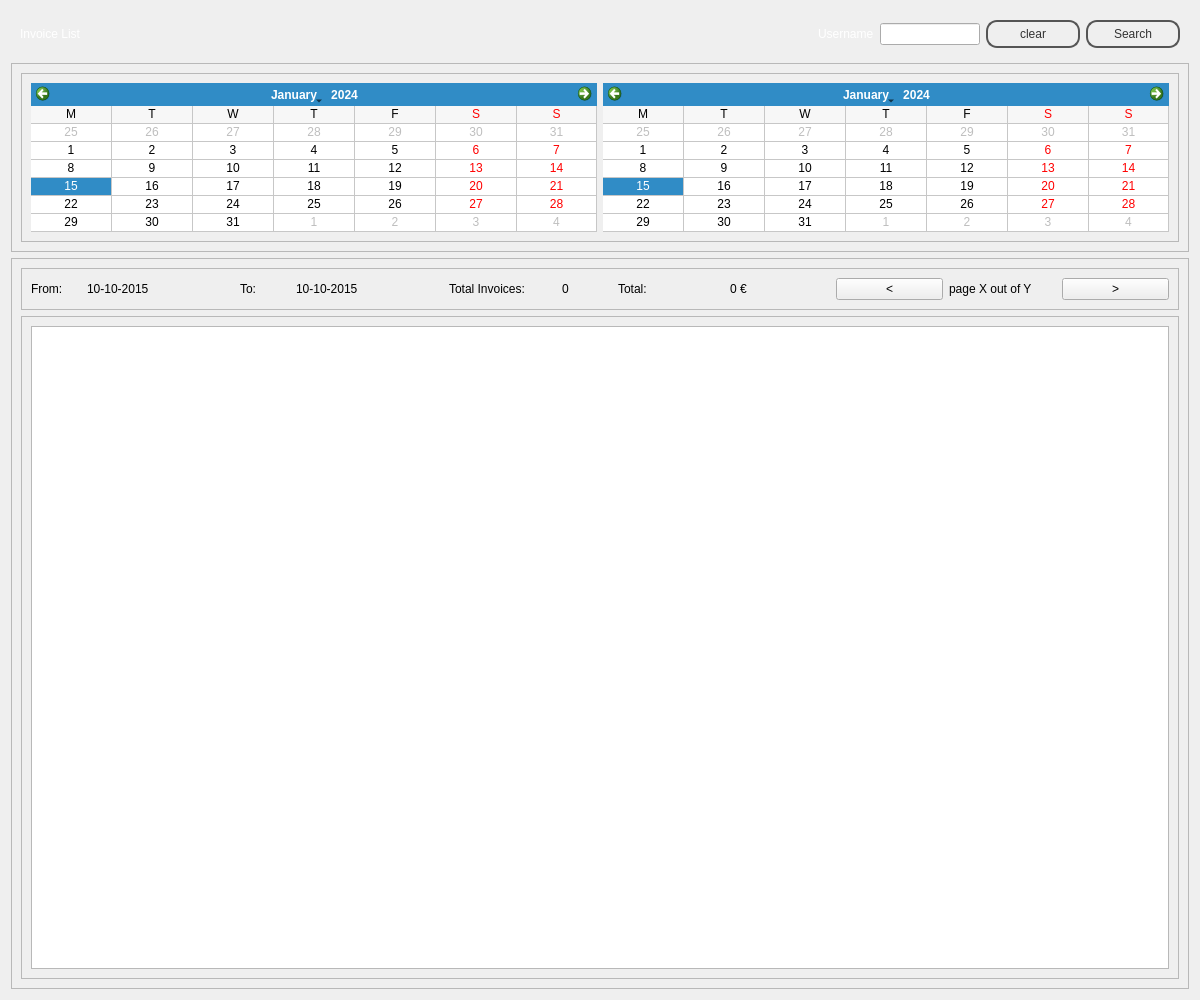
This is penyamanager/admin/admininvoicelistview.ui in eguzki/penyamanager as Qt 5 draws it before an edit. The edited form follows.
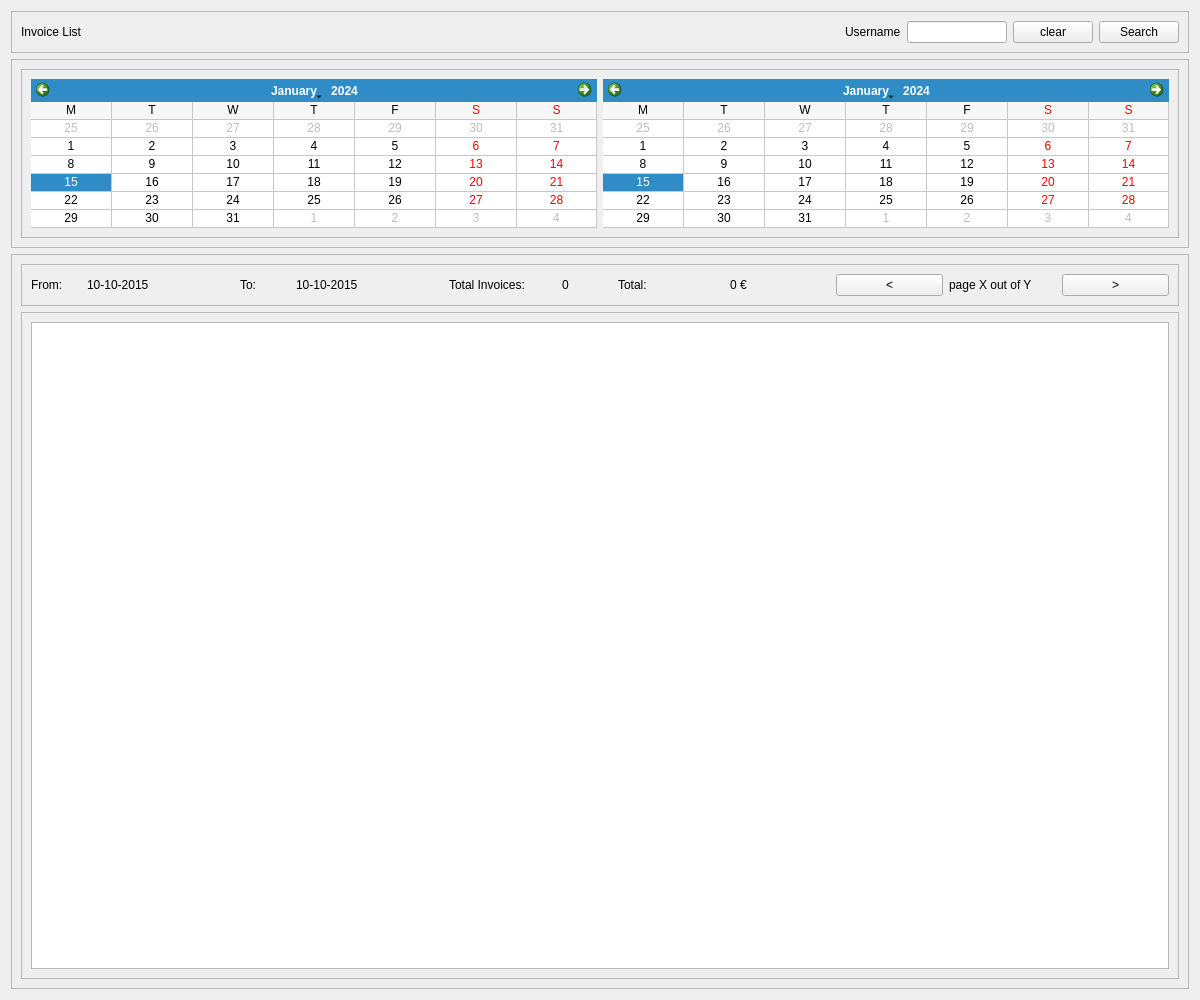
This is the edited form.

What changed in the file:
```diff
--- a/penyamanager/admin/admininvoicelistview.ui
+++ b/penyamanager/admin/admininvoicelistview.ui
@@ -20,7 +20,7 @@
    <string>Form</string>
   </property>
   <property name="styleSheet">
-   <string notr="true">#topFrame {
+   <string notr="true">/*#topFrame {
 border: none;
 background: qlineargradient(x1: 0, y1: 0, x2: 0, y2: 1,
 stop: 0 #a6a6a6, stop: 0.08 #7f7f7f,
@@ -59,7 +59,7 @@
 fx: 0.4, fy: -0.1,
 radius: 1.35, stop: 0 #fff, stop: 1 #ddd);
 }
-</string>
+*/</string>
   </property>
   <layout class="QVBoxLayout" name="verticalLayout">
    <item>
```
